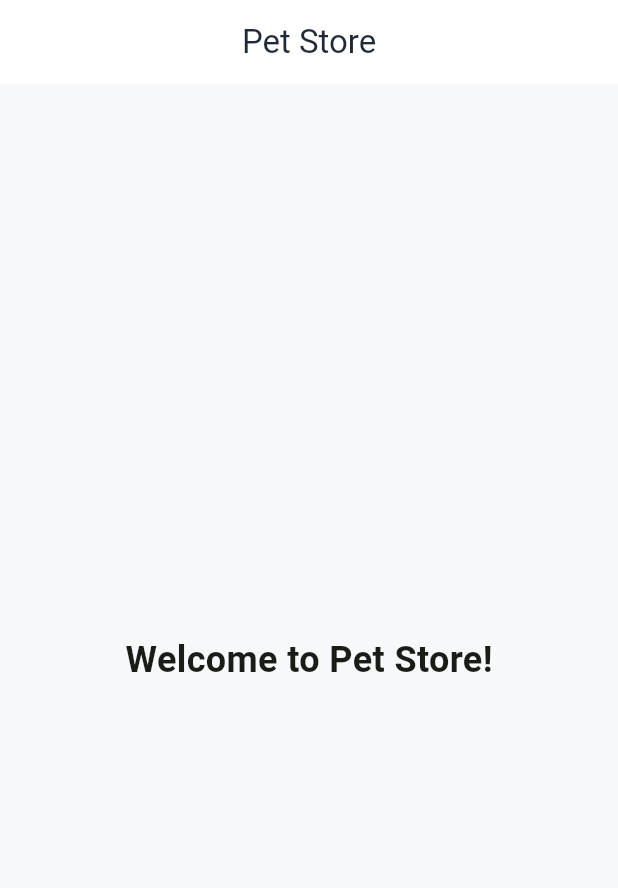
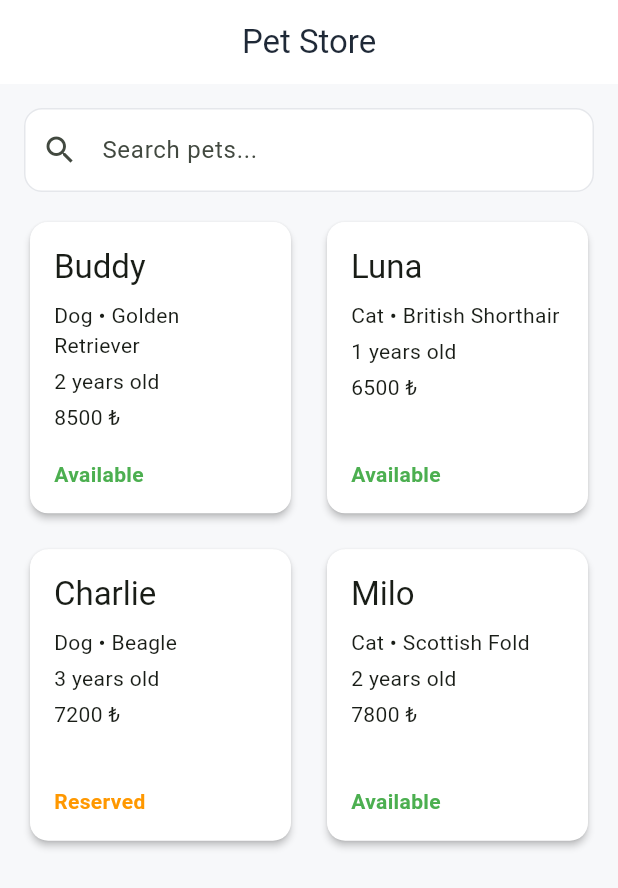
Before and after one commit to bilgenurpala/pet-adopt, a Flutter app: the screen it shows after launch, on a phone screen of 412 x 824 dp. Shown: the top 888 px of the screen. Run offline on Flutter 3.47's test engine with Material 3 defaults, Android fonts, the phone set to English and light mode, and no system bars; our stand-ins replace go_router.

Commit message:
add pet model mock data and list UI

```diff
--- /dev/null
+++ b/frontend/lib/features/pets/models/pet.dart
@@ -0,0 +1,29 @@
+class Pet {
+  const Pet({
+    required this.id,
+    required this.name,
+    required this.species,
+    required this.breed,
+    required this.age,
+    required this.gender,
+    required this.size,
+    required this.energyLevel,
+    required this.price,
+    required this.status,
+    this.description,
+    this.photoUrl,
+  });
+
+  final int id;
+  final String name;
+  final String species;
+  final String breed;
+  final int age;
+  final String gender;
+  final String size;
+  final String energyLevel;
+  final double price;
+  final String status;
+  final String? description;
+  final String? photoUrl;
+}
--- a/frontend/lib/features/pets/screens/home_page.dart
+++ b/frontend/lib/features/pets/screens/home_page.dart
@@ -1,19 +1,38 @@
 import 'package:flutter/material.dart';
 
 import '../../../core/widgets/app_scaffold.dart';
+import '../services/mock_pet_service.dart';
+import '../widgets/pet_card.dart';
+import '../widgets/search_bar_widget.dart';
 
 class HomePage extends StatelessWidget {
   const HomePage({super.key});
 
   @override
   Widget build(BuildContext context) {
-    return const AppScaffold(
+    final pets = MockPetService.getPets();
+
+    return AppScaffold(
       title: 'Pet Store',
-      body: Center(
-        child: Text(
-          'Welcome to Pet Store!',
-          style: TextStyle(fontSize: 24, fontWeight: FontWeight.bold),
-        ),
+      body: Column(
+        children: [
+          const SearchBarWidget(),
+          const SizedBox(height: 16),
+          Expanded(
+            child: GridView.builder(
+              itemCount: pets.length,
+              gridDelegate: const SliverGridDelegateWithMaxCrossAxisExtent(
+                maxCrossAxisExtent: 320,
+                crossAxisSpacing: 16,
+                mainAxisSpacing: 16,
+                childAspectRatio: 0.9,
+              ),
+              itemBuilder: (context, index) {
+                return PetCard(pet: pets[index]);
+              },
+            ),
+          ),
+        ],
       ),
     );
   }
--- /dev/null
+++ b/frontend/lib/features/pets/services/mock_pet_service.dart
@@ -0,0 +1,56 @@
+import '../models/pet.dart';
+
+class MockPetService {
+  static List<Pet> getPets() {
+    return const [
+      Pet(
+        id: 1,
+        name: 'Buddy',
+        species: 'Dog',
+        breed: 'Golden Retriever',
+        age: 2,
+        gender: 'Male',
+        size: 'Large',
+        energyLevel: 'High',
+        price: 8500,
+        status: 'Available',
+      ),
+      Pet(
+        id: 2,
+        name: 'Luna',
+        species: 'Cat',
+        breed: 'British Shorthair',
+        age: 1,
+        gender: 'Female',
+        size: 'Medium',
+        energyLevel: 'Medium',
+        price: 6500,
+        status: 'Available',
+      ),
+      Pet(
+        id: 3,
+        name: 'Charlie',
+        species: 'Dog',
+        breed: 'Beagle',
+        age: 3,
+        gender: 'Male',
+        size: 'Medium',
+        energyLevel: 'High',
+        price: 7200,
+        status: 'Reserved',
+      ),
+      Pet(
+        id: 4,
+        name: 'Milo',
+        species: 'Cat',
+        breed: 'Scottish Fold',
+        age: 2,
+        gender: 'Male',
+        size: 'Small',
+        energyLevel: 'Low',
+        price: 7800,
+        status: 'Available',
+      ),
+    ];
+  }
+}
--- /dev/null
+++ b/frontend/lib/features/pets/widgets/pet_card.dart
@@ -0,0 +1,38 @@
+import 'package:flutter/material.dart';
+
+import '../models/pet.dart';
+
+class PetCard extends StatelessWidget {
+  const PetCard({required this.pet, super.key});
+
+  final Pet pet;
+
+  @override
+  Widget build(BuildContext context) {
+    return Card(
+      child: Padding(
+        padding: const EdgeInsets.all(16),
+        child: Column(
+          crossAxisAlignment: CrossAxisAlignment.start,
+          children: [
+            Text(pet.name, style: Theme.of(context).textTheme.titleLarge),
+            const SizedBox(height: 8),
+            Text('${pet.species} • ${pet.breed}'),
+            const SizedBox(height: 4),
+            Text('${pet.age} years old'),
+            const SizedBox(height: 4),
+            Text('${pet.price.toStringAsFixed(0)} ₺'),
+            const Spacer(),
+            Text(
+              pet.status,
+              style: TextStyle(
+                color: pet.status == 'Available' ? Colors.green : Colors.orange,
+                fontWeight: FontWeight.bold,
+              ),
+            ),
+          ],
+        ),
+      ),
+    );
+  }
+}
--- /dev/null
+++ b/frontend/lib/features/pets/widgets/search_bar_widget.dart
@@ -0,0 +1,18 @@
+import 'package:flutter/material.dart';
+
+class SearchBarWidget extends StatelessWidget {
+  const SearchBarWidget({this.onChanged, super.key});
+
+  final ValueChanged<String>? onChanged;
+
+  @override
+  Widget build(BuildContext context) {
+    return TextField(
+      onChanged: onChanged,
+      decoration: const InputDecoration(
+        hintText: 'Search pets...',
+        prefixIcon: Icon(Icons.search),
+      ),
+    );
+  }
+}
```
